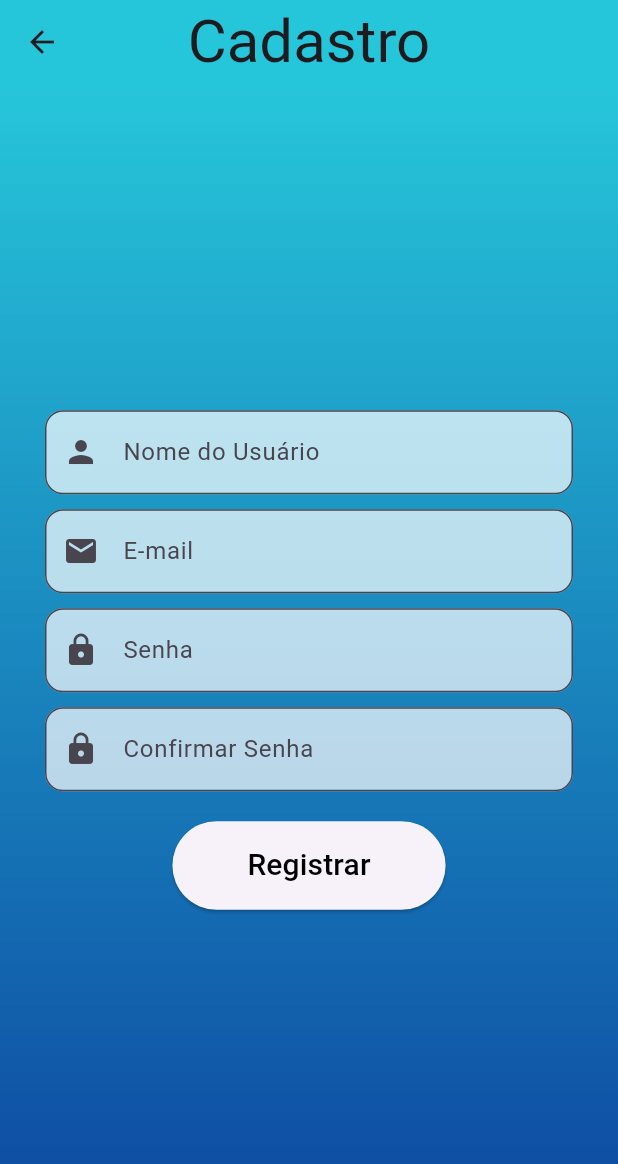
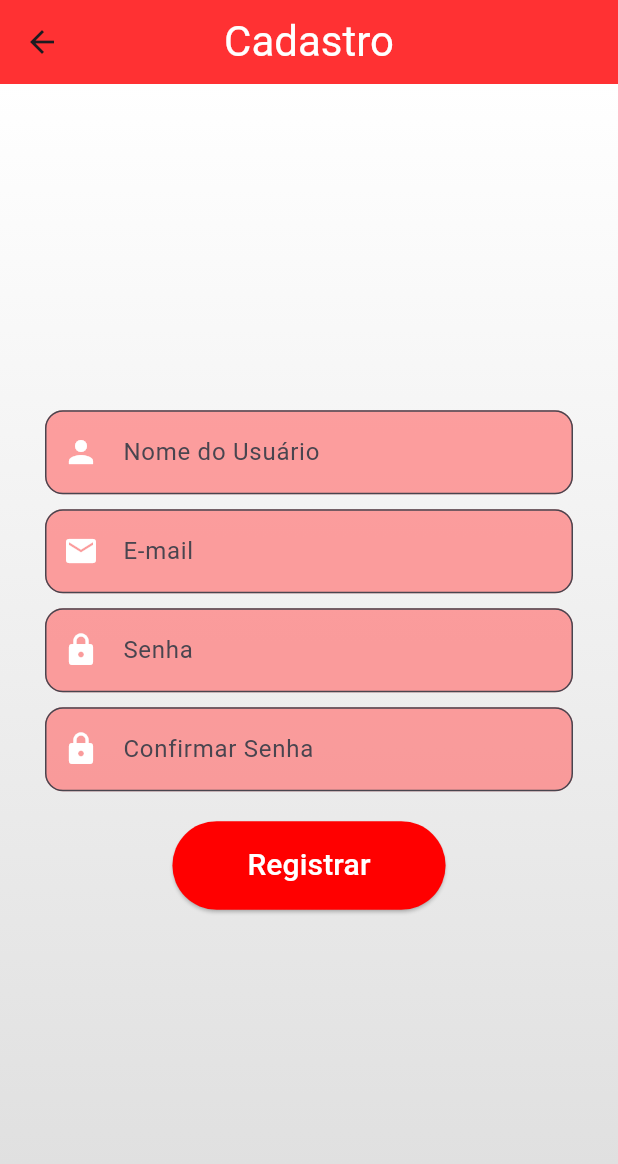
Before and after one commit to caiolara090/Joses_Burger, a Flutter app: the screen it shows after launch, after a tap on "Login", after a tap on "Não tem uma conta? Registre-se", on a phone screen of 412 x 824 dp. Shown: the top 1164 px of the screen. Run offline on Flutter 3.47's test engine with Material 3 defaults, Android fonts, the phone set to English and light mode, and no system bars.

Commit message:
Criacao_Paginas_Dart

```diff
--- a/josesburguer/lib/PaginaCadastro.dart
+++ b/josesburguer/lib/PaginaCadastro.dart
@@ -24,9 +24,9 @@ class _RegistrationScreenState extends State<RegistrationScreen> {
         centerTitle: true,
         title: const Text(
           'Cadastro',
-          style: TextStyle(fontSize: 40.0),
+          style: TextStyle(fontSize: 28.0, color: Colors.white)
         ),
-        backgroundColor: Colors.cyan.shade400,
+        backgroundColor: Color.fromARGB(255, 255, 0, 0).withOpacity(0.8),
         leading: IconButton(
           icon: const Icon(Icons.arrow_back),
           onPressed: () {
@@ -35,11 +35,13 @@ class _RegistrationScreenState extends State<RegistrationScreen> {
         ),
       ),
       body: Container(
-        decoration: BoxDecoration(
+        decoration: const BoxDecoration(
           gradient: LinearGradient(
             begin: Alignment.topCenter,
             end: Alignment.bottomCenter,
-            colors: [Colors.cyan.shade400, Colors.blue.shade900],
+            colors: [
+                 Color.fromARGB(255, 255, 255, 255), Color.fromARGB(255, 222, 222, 222)
+                ],
           ),
         ),
         padding: const EdgeInsets.all(30.0),
@@ -99,11 +101,12 @@ class _RegistrationScreenState extends State<RegistrationScreen> {
               ElevatedButton(
                 onPressed: _register,
                 style: ElevatedButton.styleFrom(
+                  backgroundColor: const Color.fromARGB(255, 255, 0, 0),
                   padding: const EdgeInsets.symmetric(vertical: 15.0, horizontal: 50),
                 ),
                 child: const Text(
                   'Registrar',
-                  style: TextStyle(fontSize: 20.0, color: Colors.black),
+                  style: TextStyle(fontSize: 20.0, color: Color.fromARGB(255, 255, 255, 255)),
                 ),
               ),
             ],
@@ -124,15 +127,15 @@ class _RegistrationScreenState extends State<RegistrationScreen> {
       controller: controller,
       decoration: InputDecoration(
         labelText: labelText,
-        prefixIcon: icon != null ? Icon(icon) : null,
+        prefixIcon: icon != null ? Icon(icon, color: Color.fromARGB(255, 255, 255, 255)) : null,
         border: OutlineInputBorder(
           borderRadius: BorderRadius.circular(12.0),
         ),
         filled: true,
-        fillColor: const Color.fromARGB(255, 255, 255, 255).withOpacity(0.7),
+        fillColor: const Color.fromARGB(255, 255, 120, 120).withOpacity(0.7),
         focusedBorder: OutlineInputBorder(
           borderRadius: BorderRadius.circular(12.0),
-          borderSide: const BorderSide(color: Colors.blue, width: 2.0),
+          borderSide: const BorderSide(color: Colors.black, width: 2.0),
         ),
         errorBorder: OutlineInputBorder(
           borderRadius: BorderRadius.circular(12.0),
--- a/josesburguer/lib/PaginaLogin.dart
+++ b/josesburguer/lib/PaginaLogin.dart
@@ -23,9 +23,9 @@ class _LoginScreenState extends State<LoginScreen> {
         centerTitle: true,
         title: const Text(
           'Jose\'s Burguer',
-          style: TextStyle(fontSize: 28.0, color: Colors.white),
+          style: TextStyle(fontSize: 28.0, color: Color.fromARGB(255, 255, 255, 255)),
         ),
-        backgroundColor: Colors.brown.shade800,
+        backgroundColor: Color.fromARGB(255, 255, 0, 0),
       ),
       body: Stack(
         children: [
@@ -34,7 +34,7 @@ class _LoginScreenState extends State<LoginScreen> {
               gradient: LinearGradient(
                 begin: Alignment.topCenter,
                 end: Alignment.bottomCenter,
-                colors: [Color.fromARGB(255, 252, 63, 63), Color.fromARGB(255, 162, 72, 2)],
+                colors: [Color.fromARGB(255, 255, 255, 255), Color.fromARGB(255, 222, 222, 222)],
               ),
             ),
             padding: const EdgeInsets.all(30.0),
@@ -70,7 +70,7 @@ class _LoginScreenState extends State<LoginScreen> {
                     },
                     style: ElevatedButton.styleFrom(
                       padding: const EdgeInsets.symmetric(vertical: 15.0, horizontal: 50),
-                      backgroundColor: Colors.black, // Cor do botão
+                      backgroundColor: const Color.fromARGB(255, 255, 0, 0), // Cor do botão
                       elevation: 5, // Elevação para criar um efeito de brilho
                       shape: RoundedRectangleBorder(
                         borderRadius: BorderRadius.circular(12.0),
@@ -94,7 +94,7 @@ class _LoginScreenState extends State<LoginScreen> {
                     ),
                     child: const Text(
                       'Não tem uma conta? Registre-se',
-                      style: TextStyle(color: Colors.white),
+                      style: TextStyle(color: Color.fromARGB(255, 2, 0, 125)),
                     ),
                   ),
                 ],
@@ -128,19 +128,19 @@ class _LoginScreenState extends State<LoginScreen> {
       controller: controller,
       decoration: InputDecoration(
         labelText: labelText,
-        prefixIcon: icon != null ? Icon(icon, color: Colors.white) : null,
+        prefixIcon: icon != null ? Icon(icon, color: Color.fromARGB(255, 255, 255, 255)) : null,
         border: OutlineInputBorder(
           borderRadius: BorderRadius.circular(12.0),
         ),
         filled: true,
-        fillColor: Colors.white.withOpacity(0.7), // Define a cor clara para o fundo
+        fillColor: Color.fromARGB(255, 255, 120, 120).withOpacity(0.7), // Define a cor clara para o fundo
         focusedBorder: OutlineInputBorder(
           borderRadius: BorderRadius.circular(12.0),
-          borderSide: const BorderSide(color: Colors.white, width: 2.0),
+          borderSide: const BorderSide(color: Color.fromARGB(255, 0, 0, 0), width: 2.0),
         ),
         errorBorder: OutlineInputBorder(
           borderRadius: BorderRadius.circular(12.0),
-          borderSide: const BorderSide(color: Colors.red, width: 2.0),
+          borderSide: const BorderSide(color: Color.fromARGB(255, 248, 68, 55), width: 2.0),
         ),
         focusedErrorBorder: OutlineInputBorder(
           borderRadius: BorderRadius.circular(12.0),
@@ -175,19 +175,19 @@ class _LoginScreenState extends State<LoginScreen> {
         );
       } else if (response.statusCode == 401) {
         ScaffoldMessenger.of(context).showSnackBar(
-          SnackBar(
+          const SnackBar(
             content: Text('Senha incorreta!'),
           ),
         );
       }else if (response.statusCode == 404) {
         ScaffoldMessenger.of(context).showSnackBar(
-          SnackBar(
+          const SnackBar(
             content: Text('Usuário não identificado!'),
           ),
         );
       } else {
         ScaffoldMessenger.of(context).showSnackBar(
-          SnackBar(
+          const SnackBar(
             content: Text('Erro ao fazer login!'),
           ),
         );
--- a/josesburguer/lib/main.dart
+++ b/josesburguer/lib/main.dart
@@ -2,7 +2,7 @@ import 'package:flutter/material.dart';
 import '/PaginaLogin.dart';
 
 void main() {
-  runApp(MaterialApp(
+  runApp(const MaterialApp(
     debugShowCheckedModeBanner: false,
     home: LoginScreen(),
   ));
--- a/josesburguer/pubspec.yaml
+++ b/josesburguer/pubspec.yaml
@@ -61,3 +61,4 @@ flutter:
 
   assets:
     - assets/1.png
+    - assets/hamburger.png
```
Also changed, not shown: josesburguer/assets/1.png, josesburguer/assets/2.png (added), josesburguer/assets/hamburger.png (added), josesburguer/lib/Avaliacoes.dart (added), josesburguer/lib/Cardapio.dart (added), josesburguer/lib/Carrinho.dart (added), josesburguer/lib/DetalhesProduto.dart (added), josesburguer/lib/MinhaConta.dart (added), josesburguer/lib/Pedidos.dart (added), 2 other files.
